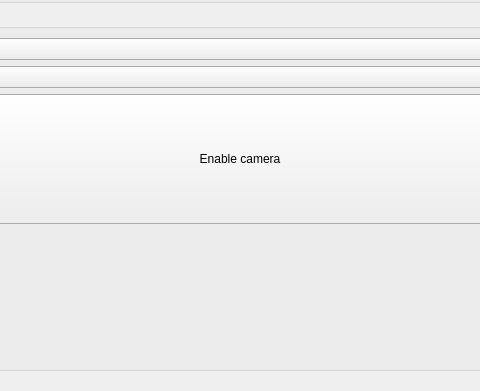
First picture: the form in src/widget/form/settings/avsettings.ui, repository qTox/qTox, before the edit; both pictures show x 181 to 661 and y 210 to 601 of the 842 by 601 pixel window.
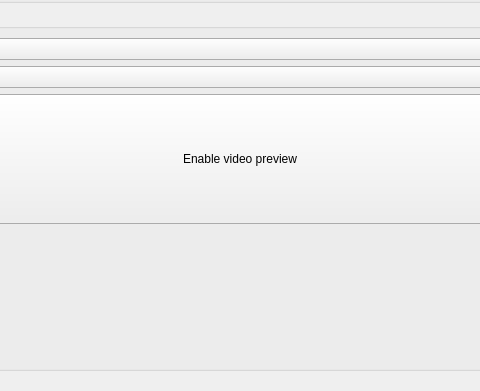
Second picture: the form after the edit. Icons and pictures are not drawn. Custom widgets are drawn as their Qt base class.

Commit message: Change button text to \"enable video preview\"

Patch:
```diff
--- a/src/widget/form/settings/avsettings.ui
+++ b/src/widget/form/settings/avsettings.ui
@@ -212,7 +212,7 @@
              </sizepolicy>
             </property>
             <property name="text">
-             <string>Enable camera</string>
+             <string>Enable video preview</string>
             </property>
             <property name="icon">
              <iconset resource="../../../../res.qrc">
```
